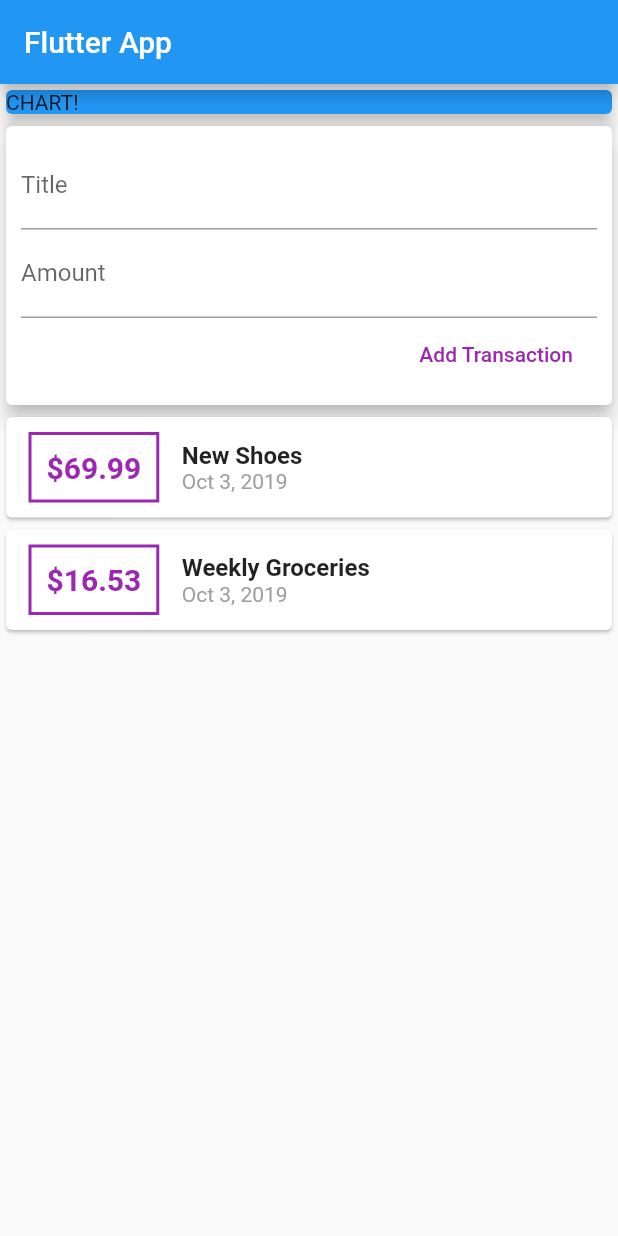
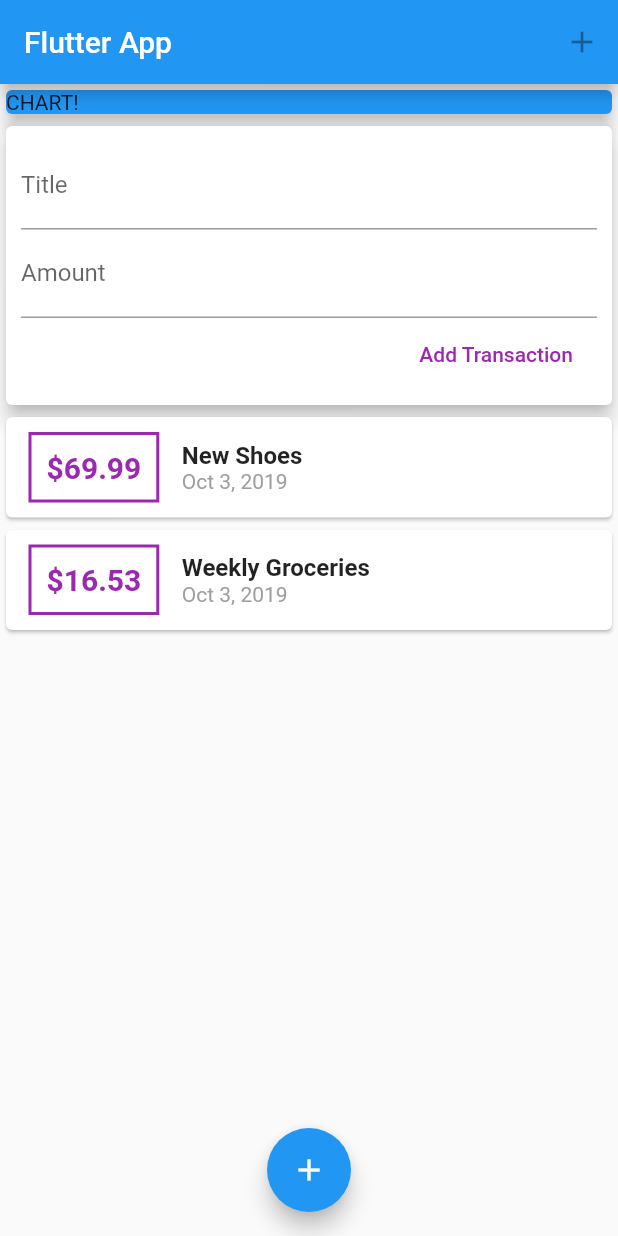
Before and after one commit to EdmaryBaga/flutr_app, a Flutter app: the screen it shows after launch, on a phone screen of 412 x 824 dp. Run offline on Flutter 3.47's test engine with Material 2 defaults, Android fonts, the phone set to English and light mode, and no system bars.

Commit message:
Se agrego un action(boton) en el appBar y un boton flotante posicionado en el centro de la pantalla en forma horizontal

```diff
--- a/FlutterApps/personal_expenses_app/lib/main.dart
+++ b/FlutterApps/personal_expenses_app/lib/main.dart
@@ -26,6 +26,11 @@ class MyHomePage extends StatelessWidget {
     return Scaffold(
       appBar: AppBar(
         title: Text('Flutter App'),
+        actions: <Widget>[
+          IconButton(
+            icon: Icon(Icons.add),
+          ),
+        ],
       ),
       body: SingleChildScrollView(
         child: Column(
@@ -44,6 +49,11 @@ class MyHomePage extends StatelessWidget {
           ],
         ),
       ),
+      floatingActionButtonLocation: FloatingActionButtonLocation.centerFloat,//indicamos la posicion del boton flotante
+      floatingActionButton: FloatingActionButton(//creamos el boton flotante
+        child: Icon(Icons.add),
+        onPressed: null,
+      ),
     );
   }
 }
--- a/FlutterApps/personal_expenses_app/lib/widgets/new_transaction.dart
+++ b/FlutterApps/personal_expenses_app/lib/widgets/new_transaction.dart
@@ -5,6 +5,7 @@ class NewTransaction extends StatelessWidget {
   final titleController = TextEditingController();
   final amountController = TextEditingController();
 
+  //se realiza un callback para pasar los datos que se reciven por los TextField
   NewTransaction(this.addTx);//callback, resive el funcionamiento que tendra el boton
 
   @override
@@ -18,7 +19,7 @@ class NewTransaction extends StatelessWidget {
           children: <Widget>[
             TextField(
               decoration: InputDecoration(labelText: 'Title'),
-              controller: titleController,
+              controller: titleController,//Se utiliza para recuperar los datos del TextField en la variable titleController
               // onChanged: (val) {
               //   titleInput = val;
               // },
--- a/FlutterApps/personal_expenses_app/lib/widgets/transaction_list.dart
+++ b/FlutterApps/personal_expenses_app/lib/widgets/transaction_list.dart
@@ -12,7 +12,8 @@ class TransactionList extends StatelessWidget {
   Widget build(BuildContext context) {
     return Container(
       height: 300,
-      child: SingleChildScrollView(
+      child: SingleChildScrollView(//colocsmos un scroll al Column
+        //usamos los listView para listas muy grandes, y de las cuales no sabes cuantos items tendra
         child: Column(
           children: transactions.map((tx) {
             return Card(
--- a/FlutterApps/personal_expenses_app/lib/widgets/user_transaction.dart
+++ b/FlutterApps/personal_expenses_app/lib/widgets/user_transaction.dart
@@ -10,6 +10,8 @@ class UserTransactions extends StatefulWidget {
 }
 
 class _UserTransactionsState extends State<UserTransactions> {
+
+  //lista de transacciones principales
   final List<Transaction> _userTransactions = [
     Transaction(
       id: 't1',
@@ -25,7 +27,10 @@ class _UserTransactionsState extends State<UserTransactions> {
     ),
   ];
 
+  //metodo para añadir una nueva transaccion
   void _addNewTransaction(String txTitle, double txAmount) {
+
+    //se crea el nuevo objeto de transaccion
     final newTx = Transaction(
       title: txTitle,
       amount: txAmount,
@@ -33,6 +38,7 @@ class _UserTransactionsState extends State<UserTransactions> {
       id: DateTime.now().toString(),
     );
 
+    //se llama al setState para indicar que hay nurvos datos y asi pintarlos en la vista
     setState(() {
       _userTransactions.add(newTx);
     });
```
